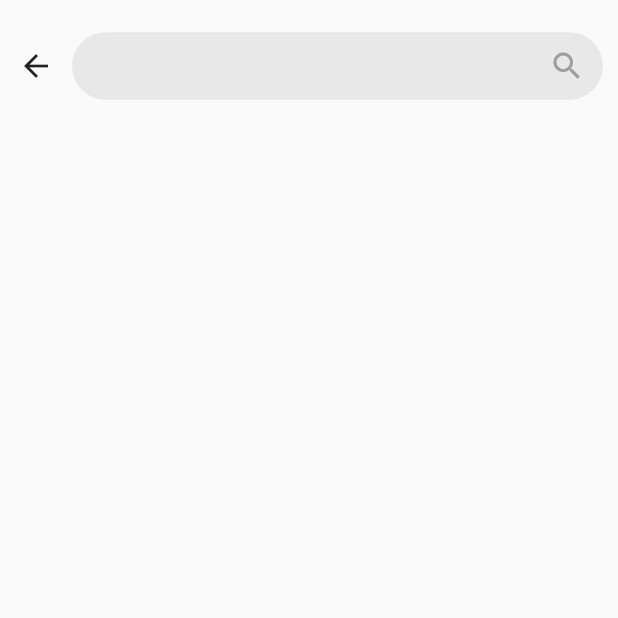
After one commit to wshehab99/dawiny, a Flutter app: the SearchScreen screen opened directly, on a phone screen of 412 x 824 dp, the top half of it. The commit adds this screen. Run offline on Flutter 3.47's test engine with Material 2 defaults, Android fonts, the phone set to English and light mode, and no system bars; our stand-ins replace flutter_screenutil, smooth_page_indicator.

Commit message:
add search widget

```diff
--- a/lib/screens/registration/registration.dart
+++ b/lib/screens/registration/registration.dart
@@ -59,7 +59,7 @@ class RegistrationScreen extends StatelessWidget {
                   textColor: Colors.white,
                   borderradius: BorderRadius.circular(60),
                   onPressed: () {
-                    Navigator.push(
+                    Navigator.pushReplacement(
                       context,
                       MaterialPageRoute(builder: (context) => SignUp()),
                     );
@@ -74,7 +74,7 @@ class RegistrationScreen extends StatelessWidget {
                   textColor: Colors.blue,
                   borderradius: BorderRadius.circular(60),
                   onPressed: () {
-                    Navigator.push(
+                    Navigator.pushReplacement(
                       context,
                       MaterialPageRoute(builder: (context) => SignIn()),
                     );
--- /dev/null
+++ b/lib/screens/search/search.dart
@@ -0,0 +1,38 @@
+import 'package:find_doctor/screens/search/search_widget.dart';
+
+import 'package:flutter/material.dart';
+
+class SearchScreen extends StatefulWidget {
+  const SearchScreen({Key? key}) : super(key: key);
+
+  @override
+  State<StatefulWidget> createState() => _SearchScreenState();
+}
+
+class _SearchScreenState extends State<SearchScreen> {
+  @override
+  Widget build(BuildContext context) {
+    return Scaffold(
+      body: SafeArea(
+        child: Column(children: [
+          SizedBox(
+            height: 20,
+          ),
+          Row(
+            children: [
+              IconButton(
+                  onPressed: () {},
+                  icon: Icon(
+                    Icons.arrow_back,
+                  )),
+              Expanded(child: SearchTextFeild())
+            ],
+          ),
+          SizedBox(
+            height: 10,
+          ),
+        ]),
+      ),
+    );
+  }
+}
--- /dev/null
+++ b/lib/screens/search/search_widget.dart
@@ -0,0 +1,30 @@
+import 'package:flutter/material.dart';
+
+class SearchTextFeild extends StatelessWidget {
+  const SearchTextFeild({Key? key}) : super(key: key);
+
+  @override
+  Widget build(BuildContext context) {
+    return Container(
+      margin: EdgeInsets.only(right: 10),
+      height: 45,
+      decoration: BoxDecoration(
+          color: Colors.grey.withOpacity(0.2),
+          borderRadius: BorderRadius.circular(35)),
+      child: TextField(
+        decoration: InputDecoration(
+            contentPadding: EdgeInsets.symmetric(horizontal: 20, vertical: 5),
+            suffixIcon: Icon(
+              Icons.search,
+              color: Colors.grey,
+            ),
+            enabledBorder: OutlineInputBorder(
+                borderRadius: BorderRadius.circular(35),
+                borderSide: BorderSide(color: Colors.transparent)),
+            focusedBorder: OutlineInputBorder(
+                borderRadius: BorderRadius.circular(35),
+                borderSide: BorderSide(color: Colors.transparent))),
+      ),
+    );
+  }
+}
--- a/lib/screens/signup/signup.dart
+++ b/lib/screens/signup/signup.dart
@@ -110,7 +110,7 @@ class _SignUpState extends State<SignUp> {
                             return 'please enter a password more than 8 character';
                           }
                           if (value != _password.text) {
-                            return "Password are not same!";
+                            return "Password does not match!";
                           }
                         },
                         hide: true),
--- a/lib/screens/splash/splash_screen.dart
+++ b/lib/screens/splash/splash_screen.dart
@@ -24,7 +24,6 @@ class _SplashScreenState extends State<SplashScreen> {
             context,
             MaterialPageRoute(builder: (context) => WelcomeScreen()),
           );
-          // Navigator.of(context).pushNamed("WelcomeScreen");
         }),
       );
     });
--- a/lib/screens/teriaq_drop_down_menu.dart
+++ b/lib/screens/teriaq_drop_down_menu.dart
@@ -51,14 +51,14 @@ class _AppDropDownMenuState extends State<AppDropDownMenu> {
           ),
           child: DropdownButtonFormField<String>(
             validator: (value) {
-              if (value!.isEmpty) return 'choose your gender';
+              if (value == null) return 'choose your gender';
             },
             decoration: InputDecoration(
               contentPadding:
                   const EdgeInsets.symmetric(horizontal: 15, vertical: 5),
               hintText: 'Gender',
               hintStyle: const TextStyle(color: Colors.black26),
-              border: OutlineInputBorder(
+              focusedBorder: OutlineInputBorder(
                   borderRadius: BorderRadius.circular(35),
                   borderSide: BorderSide(color: Colors.grey.shade200)),
               enabledBorder: OutlineInputBorder(
--- a/lib/screens/welcome/welcomescreen.dart
+++ b/lib/screens/welcome/welcomescreen.dart
@@ -1,5 +1,3 @@
-import 'dart:ffi';
-
 import 'package:find_doctor/screens/registration/registration.dart';
 import 'package:find_doctor/shared/app_button.dart';
 import 'package:flutter/material.dart';
@@ -60,7 +58,7 @@ class _WelcomeScreenState extends State<WelcomeScreen> {
                         MaterialStateProperty.all<Color>(Colors.blue),
                   ),
                   onPressed: () {
-                    Navigator.push(
+                    Navigator.pushReplacement(
                       context,
                       MaterialPageRoute(
                           builder: (context) => RegistrationScreen()),
@@ -82,7 +80,7 @@ class _WelcomeScreenState extends State<WelcomeScreen> {
                               duration: Duration(seconds: 1),
                               curve: Curves.easeInOut);
                         } else {
-                          Navigator.push(
+                          Navigator.pushReplacement(
                             context,
                             MaterialPageRoute(
                                 builder: (context) => RegistrationScreen()),
```
Also changed, not shown: lib/screens/profile_data.dart (+23 -6 lines).
